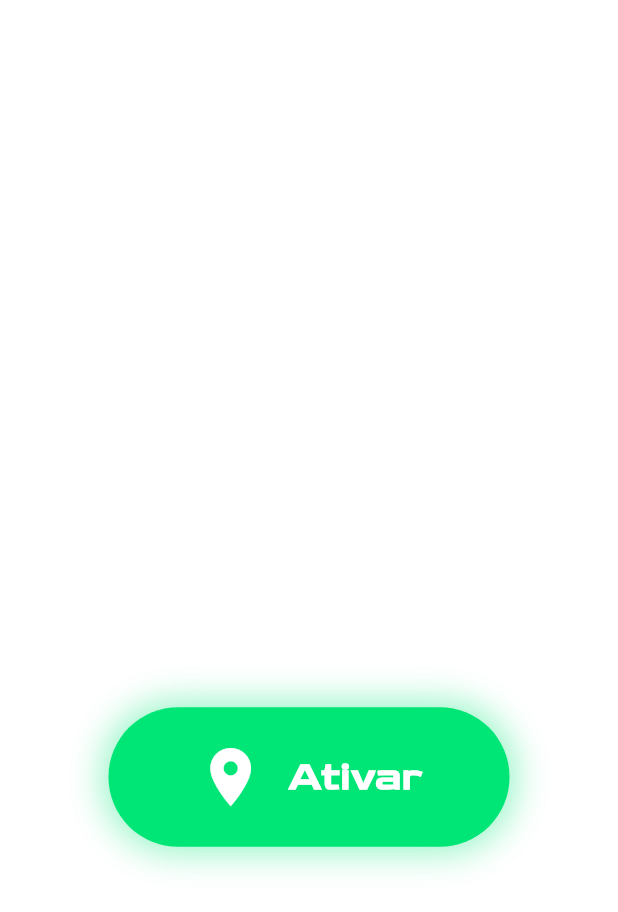
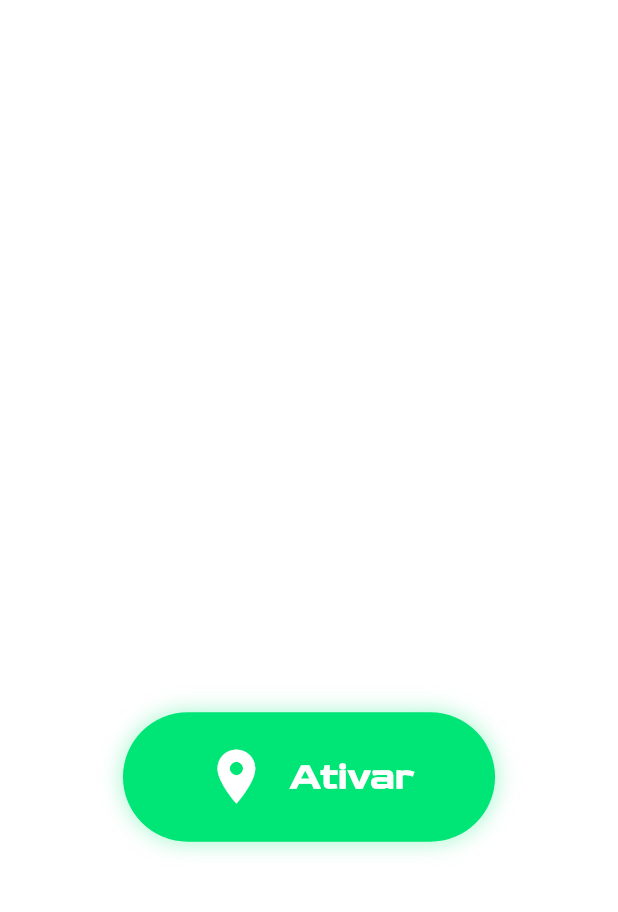
Before and after one commit to Tarcyo/Sagitario, a Flutter app: the GeolocalizacaoScreen screen opened directly, on a phone screen of 412 x 824 dp. Shown: the top 912 px of the screen. Run offline on Flutter 3.47's test engine with Material 3 defaults, Android fonts, the phone set to English and light mode, and no system bars; our stand-ins replace fl_chart, flutter_svg.

Commit message:
Add files via upload

```diff
--- a/lib/tabbar.dart
+++ b/lib/tabbar.dart
@@ -267,25 +267,28 @@ class GeolocalizacaoScreen extends StatefulWidget {
 class _GeolocalizacaoScreenState extends State<GeolocalizacaoScreen>
     with SingleTickerProviderStateMixin {
   bool _activated = false;
-  late AnimationController _pulseController;
+
+  late final AnimationController _pulseController;
+  late final Animation<double> _pulseAnimation;
 
   @override
   void initState() {
     super.initState();
+    // Controller sempre de 0 a 1
     _pulseController =
         AnimationController(
           vsync: this,
-          duration: const Duration(seconds: 1),
-          lowerBound: 0.95,
-          upperBound: 1.05,
+          duration: const Duration(milliseconds: 200),
         )..addStatusListener((status) {
           if (status == AnimationStatus.completed) {
             _pulseController.reverse();
-          } else if (status == AnimationStatus.dismissed) {
-            _pulseController.forward();
           }
         });
-    _pulseController.forward();
+
+    // Tween para ir de 0.9 até 1.1, aplicando uma curva “bounce”
+    _pulseAnimation = Tween<double>(begin: 0.9, end: 1.1).animate(
+      CurvedAnimation(parent: _pulseController, curve: Curves.easeOutBack),
+    );
   }
 
   @override
@@ -294,7 +297,8 @@ class _GeolocalizacaoScreenState extends State<GeolocalizacaoScreen>
     super.dispose();
   }
 
-  void _toggleActivation() {
+  void _onTap() {
+    _pulseController.forward(from: 0);
     setState(() => _activated = !_activated);
   }
 
@@ -302,11 +306,9 @@ class _GeolocalizacaoScreenState extends State<GeolocalizacaoScreen>
   Widget build(BuildContext context) {
     return AnimatedContainer(
       duration: const Duration(milliseconds: 500),
-      decoration: BoxDecoration(
+      decoration: const BoxDecoration(
         gradient: LinearGradient(
-          colors: _activated
-              ? [Colors.transparent, Colors.transparent]
-              : [Colors.transparent, Colors.transparent],
+          colors: [Colors.transparent, Colors.transparent],
           begin: Alignment.topLeft,
           end: Alignment.bottomRight,
         ),
@@ -317,17 +319,18 @@ class _GeolocalizacaoScreenState extends State<GeolocalizacaoScreen>
           child: Column(
             mainAxisSize: MainAxisSize.min,
             children: [
-              Text(
+              const Text(
                 'Geolocalização',
                 style: TextStyle(fontSize: 60, color: Colors.white),
               ),
               const SizedBox(height: 40),
               ScaleTransition(
-                scale: _pulseController,
+                scale: _pulseAnimation,
                 child: GestureDetector(
-                  onTap: _toggleActivation,
+                  onTap: _onTap,
                   child: AnimatedContainer(
-                    duration: const Duration(milliseconds: 300),
+                    duration: const Duration(milliseconds: 200),
+                    curve: Curves.easeInOut,
                     padding: const EdgeInsets.symmetric(
                       horizontal: 60,
                       vertical: 24,
@@ -337,14 +340,15 @@ class _GeolocalizacaoScreenState extends State<GeolocalizacaoScreen>
                       color: _activated
                           ? Colors.redAccent.shade200
                           : Colors.greenAccent.shade400,
-
                       boxShadow: [
                         BoxShadow(
-                          color: _activated
-                              ? Colors.redAccent.withOpacity(0.7)
-                              : Colors.greenAccent.withOpacity(0.7),
-                          blurRadius: 20,
-                          spreadRadius: 4,
+                          color:
+                              (_activated
+                                      ? Colors.redAccent
+                                      : Colors.greenAccent)
+                                  .withOpacity(0.5),
+                          blurRadius: 12,
+                          spreadRadius: 2,
                         ),
                       ],
                     ),
@@ -352,12 +356,11 @@ class _GeolocalizacaoScreenState extends State<GeolocalizacaoScreen>
                       mainAxisSize: MainAxisSize.min,
                       children: [
                         AnimatedSwitcher(
-                          duration: const Duration(milliseconds: 300),
-                          transitionBuilder: (child, animation) =>
-                              RotationTransition(
-                                turns: animation,
-                                child: child,
-                              ),
+                          duration: const Duration(milliseconds: 250),
+                          transitionBuilder: (child, anim) => FadeTransition(
+                            opacity: anim,
+                            child: ScaleTransition(scale: anim, child: child),
+                          ),
                           child: Icon(
                             _activated ? Icons.location_off : Icons.location_on,
                             key: ValueKey<bool>(_activated),
```
Also changed, not shown: lib/telaDeRegistro.dart (+81 -34 lines).
